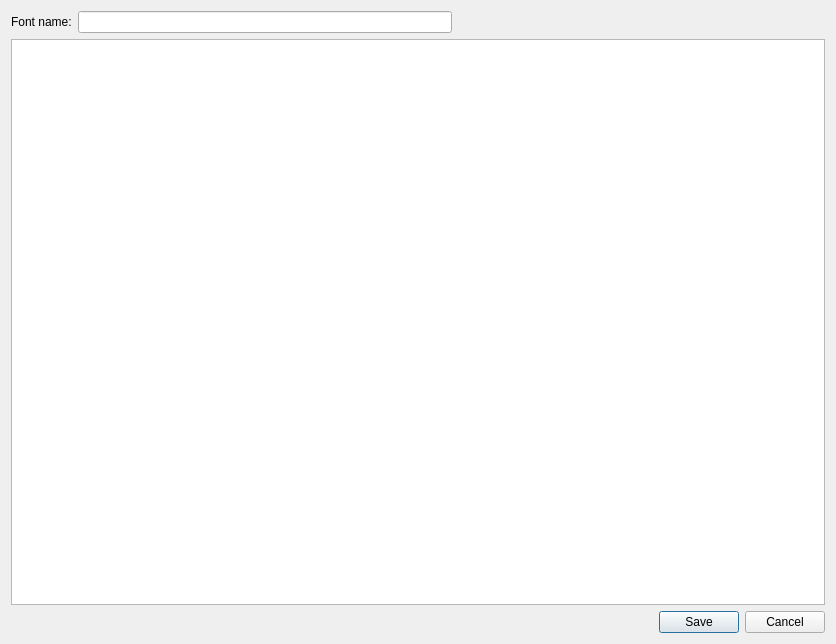
The window that src/UI/export.ui (SvRTM/FontConverter) describes before a commit, drawn with Qt 5.
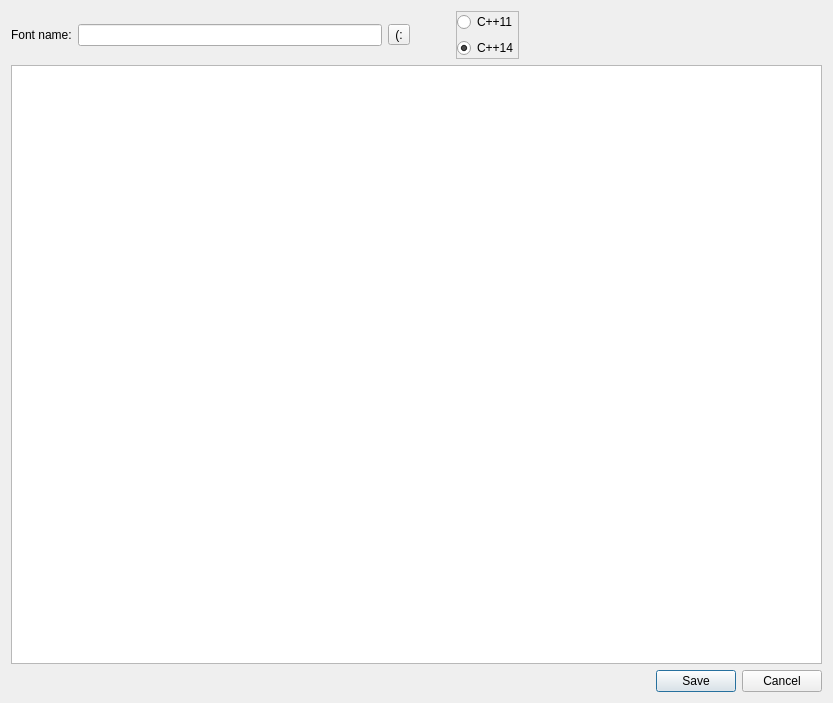
The same window after the commit.

Patch:
```diff
--- a/src/UI/export.ui
+++ b/src/UI/export.ui
@@ -6,14 +6,14 @@
    <rect>
     <x>0</x>
     <y>0</y>
-    <width>836</width>
-    <height>644</height>
+    <width>833</width>
+    <height>703</height>
    </rect>
   </property>
   <property name="windowTitle">
    <string>Dialog</string>
   </property>
-  <layout class="QVBoxLayout" name="verticalLayout">
+  <layout class="QVBoxLayout" name="verticalLayout_2">
    <item>
     <layout class="QHBoxLayout" name="horizontalLayout">
      <item>
@@ -27,10 +27,77 @@
       </widget>
      </item>
      <item>
-      <widget class="QLineEdit" name="lineEdit"/>
+      <widget class="QLineEdit" name="fontName"/>
+     </item>
+     <item>
+      <widget class="QToolButton" name="btUpdate">
+       <property name="text">
+        <string>(:</string>
+       </property>
+      </widget>
      </item>
      <item>
       <spacer name="horizontalSpacer">
+       <property name="orientation">
+        <enum>Qt::Horizontal</enum>
+       </property>
+       <property name="sizeType">
+        <enum>QSizePolicy::Fixed</enum>
+       </property>
+       <property name="sizeHint" stdset="0">
+        <size>
+         <width>40</width>
+         <height>20</height>
+        </size>
+       </property>
+      </spacer>
+     </item>
+     <item>
+      <widget class="QFrame" name="rbFrame">
+       <property name="frameShape">
+        <enum>QFrame::StyledPanel</enum>
+       </property>
+       <property name="frameShadow">
+        <enum>QFrame::Plain</enum>
+       </property>
+       <layout class="QVBoxLayout" name="verticalLayout">
+        <property name="leftMargin">
+         <number>0</number>
+        </property>
+        <property name="topMargin">
+         <number>0</number>
+        </property>
+        <property name="rightMargin">
+         <number>0</number>
+        </property>
+        <property name="bottomMargin">
+         <number>0</number>
+        </property>
+        <item>
+         <widget class="QRadioButton" name="rbCxx11">
+          <property name="text">
+           <string>C++11</string>
+          </property>
+          <property name="checked">
+           <bool>false</bool>
+          </property>
+         </widget>
+        </item>
+        <item>
+         <widget class="QRadioButton" name="rbCxx14">
+          <property name="text">
+           <string>C++14</string>
+          </property>
+          <property name="checked">
+           <bool>true</bool>
+          </property>
+         </widget>
+        </item>
+       </layout>
+      </widget>
+     </item>
+     <item>
+      <spacer name="horizontalSpacer_3">
        <property name="orientation">
         <enum>Qt::Horizontal</enum>
        </property>
```
Left out of the diff: 2 changed lines with no effect on the pictures.
